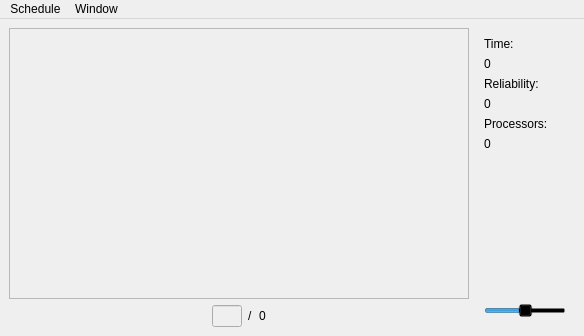
First picture: the form in src/SchedulerGUI/Windows/Viewer.ui, repository DanielZorin/movepoint, before the edit.
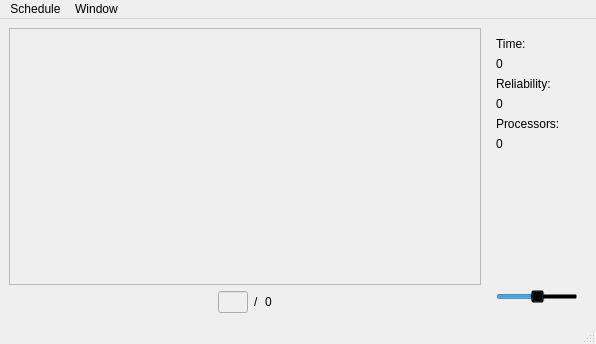
Second picture: the form after the edit. Icons and pictures are not drawn.

Commit message: [+] Error messages in Viewer

```diff
--- a/src/SchedulerGUI/Windows/Viewer.ui
+++ b/src/SchedulerGUI/Windows/Viewer.ui
@@ -1,13 +1,13 @@
 <?xml version="1.0" encoding="UTF-8"?>
 <ui version="4.0">
  <class>Viewer</class>
- <widget class="QMainWindow" name="Viewer">
-  <property name="geometry">
+ <widget class="QMainWindow" name="Viewer" >
+  <property name="geometry" >
    <rect>
     <x>0</x>
     <y>0</y>
-    <width>584</width>
-    <height>336</height>
+    <width>596</width>
+    <height>344</height>
    </rect>
   </property>
   <property name="sizePolicy">
@@ -35,9 +35,17 @@
 	background-color: transparent;
 }</string>
   </property>
-  <widget class="QWidget" name="centralwidget">
-   <property name="sizePolicy">
-    <sizepolicy hsizetype="Preferred" vsizetype="Preferred">
+  <widget class="QWidget" name="centralwidget" >
+   <property name="geometry" >
+    <rect>
+     <x>0</x>
+     <y>22</y>
+     <width>596</width>
+     <height>301</height>
+    </rect>
+   </property>
+   <property name="sizePolicy" >
+    <sizepolicy vsizetype="Preferred" hsizetype="Preferred" >
      <horstretch>0</horstretch>
      <verstretch>0</verstretch>
     </sizepolicy>
@@ -459,33 +467,43 @@
     </item>
    </layout>
   </widget>
-  <widget class="QMenuBar" name="menubar">
-   <property name="geometry">
+  <widget class="QMenuBar" name="menubar" >
+   <property name="geometry" >
     <rect>
      <x>0</x>
      <y>0</y>
-     <width>584</width>
-     <height>21</height>
+     <width>596</width>
+     <height>22</height>
     </rect>
    </property>
-   <widget class="QMenu" name="menuSchedule">
-    <property name="title">
+   <widget class="QMenu" name="menuSchedule" >
+    <property name="title" >
      <string>Schedule</string>
     </property>
     <addaction name="actionStep_Forward"/>
     <addaction name="actionStep_Backward"/>
    </widget>
-   <widget class="QMenu" name="menuWindow">
-    <property name="title">
+   <widget class="QMenu" name="menuWindow" >
+    <property name="title" >
      <string>Window</string>
     </property>
     <addaction name="actionColors"/>
    </widget>
-   <addaction name="menuSchedule"/>
-   <addaction name="menuWindow"/>
+   <addaction name="menuSchedule" />
+   <addaction name="menuWindow" />
   </widget>
-  <action name="actionColors">
-   <property name="text">
+  <widget class="QStatusBar" name="statusBar" >
+   <property name="geometry" >
+    <rect>
+     <x>0</x>
+     <y>323</y>
+     <width>596</width>
+     <height>21</height>
+    </rect>
+   </property>
+  </widget>
+  <action name="actionColors" >
+   <property name="text" >
     <string>Colors...</string>
    </property>
   </action>
```
Left out of the diff: 307 changed lines with no effect on the pictures. The commit also changes 15 other files.
